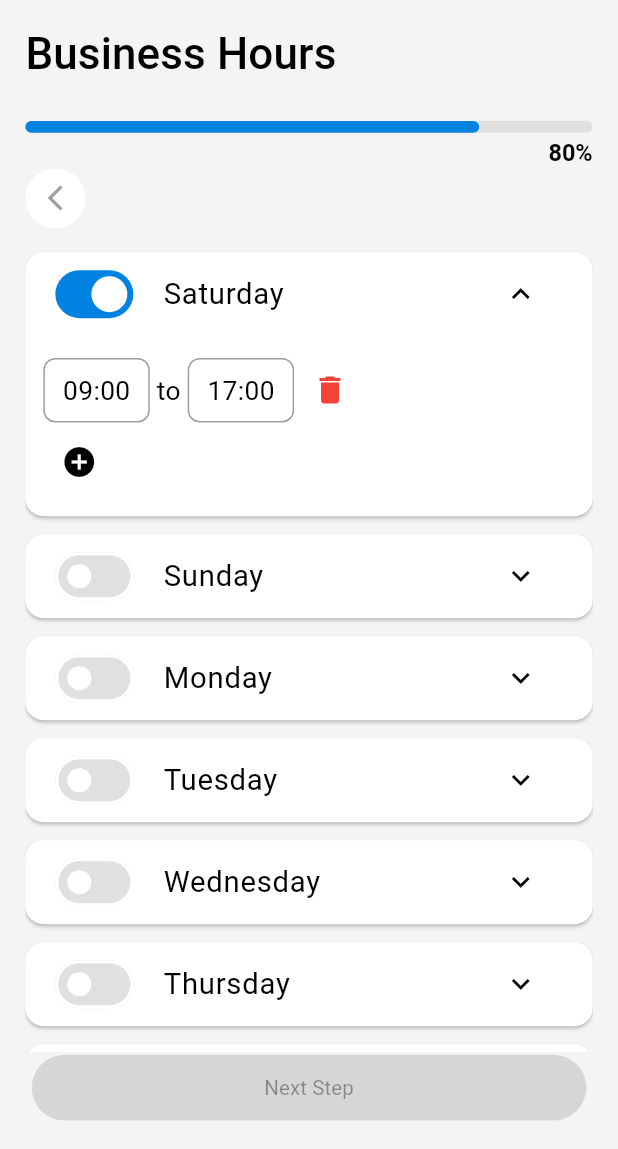
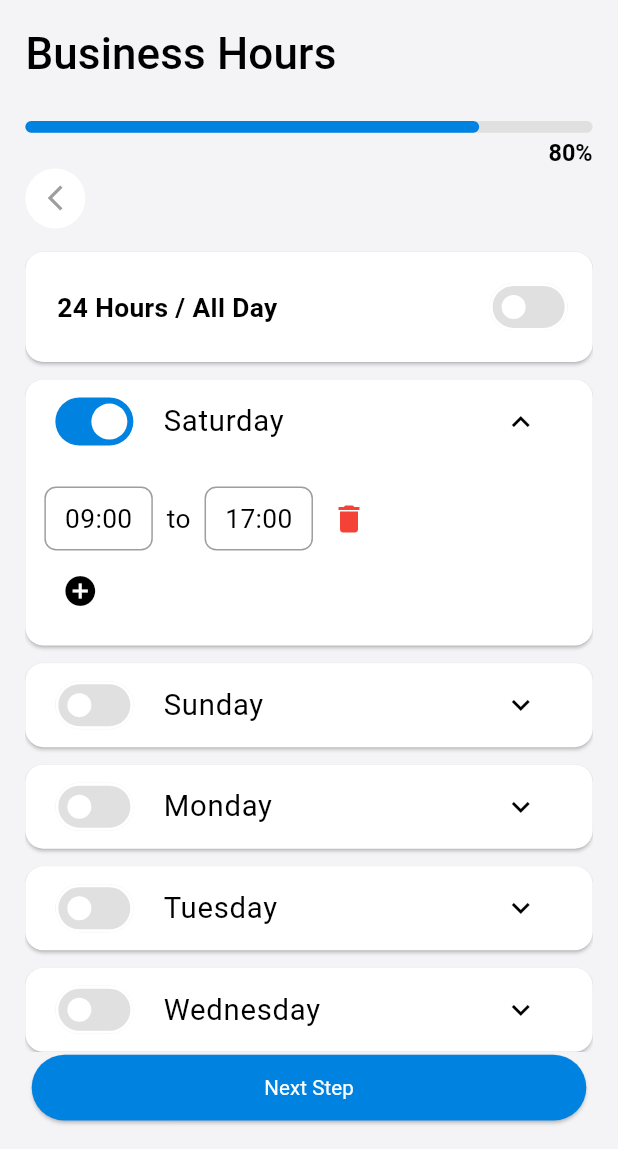
Before and after one commit to sohanthink/cenith-merchant, a Flutter app: the screen it shows after launch, swiped to page 5, on a phone screen of 412 x 824 dp, the part 87-1236 px from its top. Run offline on Flutter 3.47's test engine with Material 3 defaults, Android fonts, the phone set to English and light mode, and no system bars; our stand-ins replace dio, dotted_border, dotted_decoration, fl_chart, flutter_screenutil, flutter_svg and 11 more; missing offline and left inert: mobile_scanner; project files that could hold a hidden picture were left out.

Commit message:
auth UI features update

```diff
--- a/lib/core/controller_bindings/controller_bindings.dart
+++ b/lib/core/controller_bindings/controller_bindings.dart
@@ -1,3 +1,4 @@
+import 'package:cenith_marchent/features/auth/controllers/business_hours_controller.dart';
 import 'package:cenith_marchent/features/auth/view_model/location_view_model.dart';
 import 'package:cenith_marchent/features/booking/view_moel/booking_view_model.dart';
 import 'package:cenith_marchent/features/main_bottom_nav/view_model/main_bottm_nav_view_model.dart';
@@ -13,5 +14,6 @@ class ControllerBindings extends Bindings {
     Get.put(EditHourViewModel());
     Get.put(BookingViewModel());
     Get.put(LocationViewModel());
+    Get.put(BusinessHoursController());
   }
 }
--- /dev/null
+++ b/lib/features/auth/controllers/business_hours_controller.dart
@@ -0,0 +1,114 @@
+import 'package:get/get.dart';
+import '../view_model/business_hours_model.dart';
+
+class BusinessHoursController extends GetxController {
+
+  bool isAllDay = false;
+  String allDayFrom = "00:00";
+  String allDayTo = "23:59";
+
+  final List<DaySchedule> schedules = [
+    DaySchedule(
+      day: "Saturday",
+      isEnabled: true,
+      isExpanded: true,
+      slots: [TimeSlot(from: "09:00", to: "17:00")],
+    ),
+    DaySchedule(day: "Sunday", slots: []),
+    DaySchedule(day: "Monday", slots: []),
+    DaySchedule(day: "Tuesday", slots: []),
+    DaySchedule(day: "Wednesday", slots: []),
+    DaySchedule(day: "Thursday", slots: []),
+    DaySchedule(day: "Friday", slots: []),
+  ];
+
+  // ---------------- ALL DAY ----------------
+
+  void toggleAllDay(bool value) {
+    isAllDay = value;
+
+    if (value) {
+      // disable day-wise schedules
+      for (final d in schedules) {
+        d.isEnabled = false;
+        d.isExpanded = false;
+        d.slots.clear();
+      }
+    }
+
+    update();
+  }
+
+  void setAllDayFrom(String time) {
+    allDayFrom = time;
+    update();
+  }
+
+  void setAllDayTo(String time) {
+    allDayTo = time;
+    update();
+  }
+
+  // ---------------- DAY WISE ----------------
+
+  void toggleDayEnabled(DaySchedule day, bool value) {
+    day.isEnabled = value;
+    update();
+  }
+
+  void toggleExpanded(DaySchedule day) {
+    day.isExpanded = !day.isExpanded;
+    update();
+  }
+
+  void addSlot(DaySchedule day) {
+    day.slots.add(TimeSlot(from: "09:00", to: "17:00"));
+    update();
+  }
+
+  void removeSlot(DaySchedule day, int index) {
+    day.slots.removeAt(index);
+    update();
+  }
+
+  void updateSlotTime({
+    required DaySchedule day,
+    required int index,
+    required bool isFrom,
+    required String time,
+  }) {
+    final slot = day.slots[index];
+
+    if (isFrom) {
+      slot.from = time;
+    } else {
+      slot.to = time;
+    }
+
+    update();
+  }
+
+  // ---------------- VALIDATION ----------------
+
+  bool get isValid {
+    if (isAllDay) return true;
+    return schedules.any((d) => d.isEnabled && d.slots.isNotEmpty);
+  }
+
+  // ---------------- API PAYLOAD ----------------
+
+  Map<String, dynamic> toJson() {
+    if (isAllDay) {
+      return {
+        "type": "all_day",
+        "from": allDayFrom,
+        "to": allDayTo,
+      };
+    }
+
+    return {
+      "type": "weekly",
+      "days": schedules.map((e) => e.toJson()).toList(),
+    };
+  }
+}
--- a/lib/features/auth/view/add_your_business_hours_view.dart
+++ b/lib/features/auth/view/add_your_business_hours_view.dart
@@ -1,11 +1,15 @@
-import 'package:cenith_marchent/features/auth/widgets/day_tile.dart';
+import 'package:cenith_marchent/core/theme/text_theme.dart';
+import 'package:cenith_marchent/features/auth/controllers/business_hours_controller.dart';
 import 'package:flutter/material.dart';
+import 'package:flutter_screenutil/flutter_screenutil.dart';
+import 'package:get/get.dart';
+import '../widgets/day_tile.dart';
+import '../widgets/time_picker_box.dart';
 
 class AddYourBusinessHoursView extends StatefulWidget {
   const AddYourBusinessHoursView({super.key, required this.onValidChanged});
 
-  static final String name = 'add-your-business-hours-screen';
-  final Function(bool isValid) onValidChanged;
+  final Function(bool) onValidChanged;
 
   @override
   State<AddYourBusinessHoursView> createState() =>
@@ -13,77 +17,132 @@ class AddYourBusinessHoursView extends StatefulWidget {
 }
 
 class _AddYourBusinessHoursViewState extends State<AddYourBusinessHoursView> {
-  final List<DaySchedule> schedules = [
-    DaySchedule(
-      day: "Saturday",
-      isEnabled: true,
-      isExpanded: true,
-      slots: [TimeSlot(from: "09:00", to: "17:00")],
-    ),
-    DaySchedule(day: "Sunday", isEnabled: false, slots: []),
-    DaySchedule(day: "Monday", isEnabled: false, slots: []),
-    DaySchedule(day: "Tuesday", isEnabled: false, slots: []),
-    DaySchedule(day: "Wednesday", isEnabled: false, slots: []),
-    DaySchedule(day: "Thursday", isEnabled: false, slots: []),
-    DaySchedule(day: "Friday", isEnabled: false, slots: []),
-  ];
+  late final BusinessHoursController controller;
 
-  void _updateAndValidate(VoidCallback action) {
-    setState(action);
-    widget.onValidChanged(_isValidSchedule());
-  }
+  @override
+  void initState() {
+    super.initState();
 
-  bool _isValidSchedule() {
-    return schedules.any((d) => d.isEnabled && d.slots.isNotEmpty);
+    controller = Get.put(BusinessHoursController());
+
+    WidgetsBinding.instance.addPostFrameCallback((_) {
+      widget.onValidChanged(controller.isValid);
+    });
   }
 
   @override
   Widget build(BuildContext context) {
-    return ListView.builder(
-      itemCount: schedules.length,
-      itemBuilder: (context, index) {
-        final day = schedules[index];
+    return GetBuilder<BusinessHoursController>(
+      builder: (c) {
+        return ListView(
+          children: [
+            Card(
+              margin: EdgeInsets.symmetric(vertical: 6.h),
+              child: Padding(
+                padding: EdgeInsets.all(12.w),
+                child: Column(
+                  children: [
+                    Row(
+                      mainAxisAlignment: MainAxisAlignment.spaceBetween,
+                      children: [
+                        Padding(
+                          padding: EdgeInsets.only(left: 8.w),
+                          child: Text(
+                            "24 Hours / All Day",
+                            style: fontSize18(
+                              context,
+                            )!.copyWith(fontWeight: FontWeight.w600),
+                          ),
+                        ),
+                        Switch(
+                          inactiveTrackColor: Colors.grey.shade300,
+                          value: c.isAllDay,
+                          onChanged: (v) {
+                            c.toggleAllDay(v);
+                            widget.onValidChanged(c.isValid);
+                          },
+                        ),
+                      ],
+                    ),
 
-        return DayTile(
-          data: day,
-          onToggleEnabled: (v) => _updateAndValidate(() => day.isEnabled = v),
-          onToggleExpanded: () =>
-              _updateAndValidate(() => day.isExpanded = !day.isExpanded),
-          onAddSlot: () => _updateAndValidate(
-            () => day.slots.add(TimeSlot(from: "09:00", to: "17:00")),
-          ),
-          onRemoveSlot: (i) => _updateAndValidate(() => day.slots.removeAt(i)),
+                    if (c.isAllDay) SizedBox(height: 12.h),
+
+                    if (c.isAllDay)
+                      Row(
+                        children: [
+                          TimePickerBox(
+                            label: "From",
+                            time: c.allDayFrom,
+                            onTap: () async {
+                              final t = await _pickTime(context);
+                              if (t != null) {
+                                c.setAllDayFrom(t);
+                                widget.onValidChanged(c.isValid);
+                              }
+                            },
+                          ),
+                          SizedBox(width: 12.h),
+                          TimePickerBox(
+                            label: "To",
+                            time: c.allDayTo,
+                            onTap: () async {
+                              final t = await _pickTime(context);
+                              if (t != null) {
+                                c.setAllDayTo(t);
+                                widget.onValidChanged(c.isValid);
+                              }
+                            },
+                          ),
+                        ],
+                      ),
+                  ],
+                ),
+              ),
+            ),
+
+            if (!c.isAllDay)
+              ...c.schedules.map(
+                (day) => DayTile(
+                  data: day,
+                  onToggleEnabled: (v) {
+                    c.toggleDayEnabled(day, v);
+                    widget.onValidChanged(c.isValid);
+                  },
+                  onToggleExpanded: () => c.toggleExpanded(day),
+                  onAddSlot: () {
+                    c.addSlot(day);
+                    widget.onValidChanged(c.isValid);
+                  },
+                  onRemoveSlot: (i) {
+                    c.removeSlot(day, i);
+                    widget.onValidChanged(c.isValid);
+                  },
+                  onPickTime: (int index, bool isFrom) async {
+                    final t = await _pickTime(context);
+                    if (t != null) {
+                      c.updateSlotTime(
+                        day: day,
+                        index: index,
+                        isFrom: isFrom,
+                        time: t,
+                      );
+                      widget.onValidChanged(c.isValid);
+                    }
+                  },
+                ),
+              ),
+          ],
         );
       },
     );
   }
+
+  Future<String?> _pickTime(BuildContext context) async {
+    final t = await showTimePicker(
+      context: context,
+      initialTime: TimeOfDay.now(),
+    );
+    if (t == null) return null;
+    return "${t.hour.toString().padLeft(2, '0')}:${t.minute.toString().padLeft(2, '0')}";
+  }
 }
-
-class TimeSlot {
-  String from;
-  String to;
-
-  TimeSlot({required this.from, required this.to});
-
-  Map<String, dynamic> toJson() => {"from": from, "to": to};
-}
-
-class DaySchedule {
-  String day;
-  bool isEnabled;
-  bool isExpanded;
-  List<TimeSlot> slots;
-
-  DaySchedule({
-    required this.day,
-    this.isEnabled = false,
-    this.isExpanded = false,
-    required this.slots,
-  });
-
-  Map<String, dynamic> toJson() => {
-    "day": day,
-    "enabled": isEnabled,
-    "slots": slots.map((e) => e.toJson()).toList(),
-  };
-}
--- /dev/null
+++ b/lib/features/auth/view_model/business_hours_model.dart
@@ -0,0 +1,31 @@
+class TimeSlot {
+  String from;
+  String to;
+
+  TimeSlot({required this.from, required this.to});
+
+  Map<String, dynamic> toJson() => {
+    "from": from,
+    "to": to,
+  };
+}
+
+class DaySchedule {
+  String day;
+  bool isEnabled;
+  bool isExpanded;
+  List<TimeSlot> slots;
+
+  DaySchedule({
+    required this.day,
+    this.isEnabled = false,
+    this.isExpanded = false,
+    required this.slots,
+  });
+
+  Map<String, dynamic> toJson() => {
+    "day": day,
+    "enabled": isEnabled,
+    "slots": slots.map((e) => e.toJson()).toList(),
+  };
+}
--- a/lib/features/auth/widgets/day_tile.dart
+++ b/lib/features/auth/widgets/day_tile.dart
@@ -1,5 +1,7 @@
 import 'package:cenith_marchent/features/auth/view/add_your_business_hours_view.dart';
+import 'package:cenith_marchent/features/auth/view_model/business_hours_model.dart';
 import 'package:flutter/material.dart';
+import 'package:flutter_screenutil/flutter_screenutil.dart';
 
 class DayTile extends StatelessWidget {
   final DaySchedule data;
@@ -7,6 +9,7 @@ class DayTile extends StatelessWidget {
   final VoidCallback onToggleExpanded;
   final VoidCallback onAddSlot;
   final ValueChanged<int> onRemoveSlot;
+  final void Function(int index, bool isFrom) onPickTime;
 
   const DayTile({
     super.key,
@@ -15,18 +18,19 @@ class DayTile extends StatelessWidget {
     required this.onToggleExpanded,
     required this.onAddSlot,
     required this.onRemoveSlot,
+    required this.onPickTime,
   });
 
   @override
   Widget build(BuildContext context) {
     return Card(
-      margin: const EdgeInsets.symmetric(vertical: 6),
+      margin:  EdgeInsets.symmetric(vertical: 6.h),
       child: Column(
         children: [
           ListTile(
             leading: Switch(
+              inactiveTrackColor: Colors.grey.shade300,
               value: data.isEnabled,
-              inactiveTrackColor: Colors.grey.shade300,
               onChanged: onToggleEnabled,
             ),
             title: Text(data.day),
@@ -42,25 +46,32 @@ class DayTile extends StatelessWidget {
 
           if (data.isExpanded && data.isEnabled)
             Padding(
-              padding: const EdgeInsets.all(12),
+              padding:  EdgeInsets.all(12.w),
               child: Column(
                 children: [
                   ...data.slots.asMap().entries.map((e) {
-                    final i = e.key;
+                    final index = e.key;
                     final slot = e.value;
 
                     return Row(
                       children: [
-                        _timeBox(slot.from),
-                        const Text(" to "),
-                        _timeBox(slot.to),
+                        _timeBox(
+                          slot.from,
+                          onTap: () => onPickTime(index, true),
+                        ),
+                        const Text("  to  "),
+                        _timeBox(
+                          slot.to,
+                          onTap: () => onPickTime(index, false),
+                        ),
                         IconButton(
                           icon: const Icon(Icons.delete, color: Colors.red),
-                          onPressed: () => onRemoveSlot(i),
+                          onPressed: () => onRemoveSlot(index),
                         ),
                       ],
                     );
                   }),
+
                   Align(
                     alignment: Alignment.centerLeft,
                     child: IconButton(
@@ -76,12 +87,17 @@ class DayTile extends StatelessWidget {
     );
   }
 
-  Widget _timeBox(String text) => Container(
-    padding: const EdgeInsets.symmetric(horizontal: 12, vertical: 8),
-    decoration: BoxDecoration(
-      border: Border.all(color: Colors.grey),
-      borderRadius: BorderRadius.circular(8),
-    ),
-    child: Text(text),
-  );
+  Widget _timeBox(String text, {required VoidCallback onTap}) {
+    return InkWell(
+      onTap: onTap,
+      child: Container(
+        padding:  EdgeInsets.symmetric(horizontal: 12.w, vertical: 8.h),
+        decoration: BoxDecoration(
+          border: Border.all(color: Colors.grey),
+          borderRadius: BorderRadius.circular(8.r),
+        ),
+        child: Text(text),
+      ),
+    );
+  }
 }
```
Also changed, not shown: lib/features/auth/widgets/time_picker_box.dart (added, +47 -0 lines), pubspec.lock.
